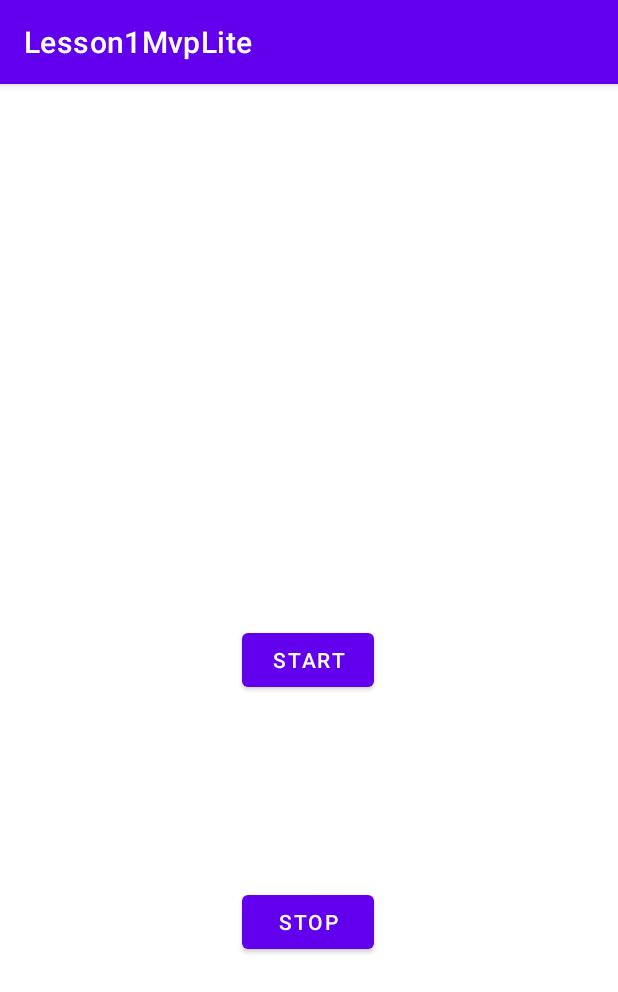
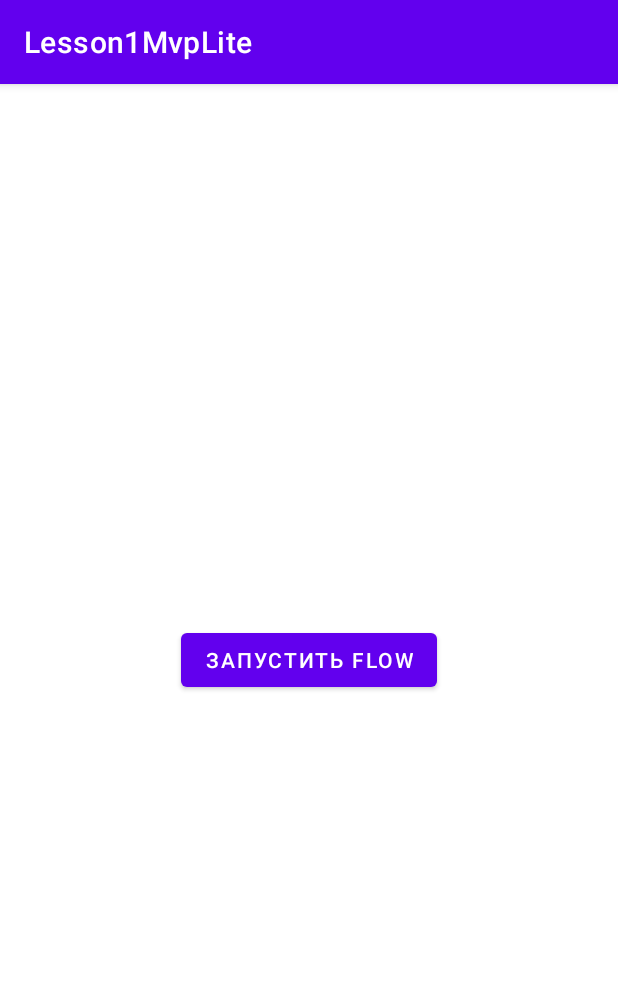
Before and after one commit to EgorVeber/PAADWeb, an Android app: the screen it shows after launch (MainActivity), on a phone screen of 412 x 824 dp. Shown: the top 992 px of the screen. Run offline under Robolectric (Android 15) with nearby library versions, the phone set to English and light mode, and no system bars.

Commit message:
initial commit

```diff
--- a/app/build.gradle
+++ b/app/build.gradle
@@ -51,6 +51,7 @@ dependencies {
     implementation 'org.jetbrains.kotlinx:kotlinx-coroutines-core:1.5.1'
     implementation 'org.jetbrains.kotlinx:kotlinx-coroutines-android:1.5.0'
 
+
     implementation 'androidx.core:core-ktx:1.7.0'
     implementation 'androidx.appcompat:appcompat:1.5.1'
     implementation 'com.google.android.material:material:1.7.0'
--- a/app/src/main/AndroidManifest.xml
+++ b/app/src/main/AndroidManifest.xml
@@ -9,7 +9,6 @@
         android:fullBackupContent="@xml/backup_rules"
         android:icon="@mipmap/ic_launcher"
         android:label="@string/app_name"
-        android:name=".App"
         android:roundIcon="@mipmap/ic_launcher_round"
         android:supportsRtl="true"
         android:theme="@style/Theme.Lesson1MvpLite"
--- a/app/src/main/java/ru/gb/veber/lesson1mvplite/App.kt
+++ /dev/null
@@ -1,18 +0,0 @@
-package ru.gb.veber.lesson1mvplite
-
-import android.app.Application
-import org.koin.android.ext.koin.androidContext
-import org.koin.core.context.startKoin
-import ru.gb.veber.lesson1mvplite.ServiceLocation.RepoModule
-import ru.gb.veber.lesson1mvplite.ServiceLocation.mainModule
-
-class App:Application() {
-
-    override fun onCreate() {
-        super.onCreate()
-        startKoin {
-            androidContext(this@App)
-            modules(mainModule, RepoModule)
-        }
-    }
-}
--- a/app/src/main/java/ru/gb/veber/lesson1mvplite/MainActivity.kt
+++ b/app/src/main/java/ru/gb/veber/lesson1mvplite/MainActivity.kt
@@ -12,76 +12,15 @@ import java.util.concurrent.CopyOnWriteArrayList
 class MainActivity : AppCompatActivity() {
     private lateinit var binding: ActivityMainBinding
 
-
-    private val coroutineExceptionHandler = CoroutineExceptionHandler { _, throwable ->
-        printLog(throwable)
-    }
-    private val coroutineScope =
-        CoroutineScope(Dispatchers.IO + coroutineExceptionHandler + SupervisorJob())
-
-
-    private var job: Job? = null
-
-
     override fun onCreate(savedInstanceState: Bundle?) {
         super.onCreate(savedInstanceState)
         binding = ActivityMainBinding.inflate(layoutInflater)
         setContentView(binding.root)
 
-
-        val someCallbackClass = SomeCallbackClass()
-        val flow = callBackFlow(someCallbackClass)
-
-        job = coroutineScope.launch {
-            flow.collect {
-                printLog(it)
-            }
-        }
-
-        flow.onEach { printLog(it) }.launchIn(coroutineScope)
-
-
-        binding.buttonStart.setOnClickListener {
-            someCallbackClass.invoke()
-        }
-
-        binding.buttonStop.setOnClickListener {
-            //job?.cancel()
-        }
+        getFlow()
     }
 
-    companion object {
-        const val LOG_COROUTINE_TAG = "LOG_COROUTINE_TAG"
-    }
+    private fun getFlow() {
 
-    private fun printLog(message: Any) {
-        Log.d(LOG_COROUTINE_TAG, message.toString())
-    }
-
-    private fun callBackFlow(someCallbackClass: SomeCallbackClass) = callbackFlow {
-        var numder = 1000
-        var listener = SomeCallbackClass.Listener {
-            trySend(++numder)
-        }
-        someCallbackClass.addListener(listener)
-        awaitClose { someCallbackClass.remove(listener) }
     }
 }
-
-class SomeCallbackClass() {
-    fun interface Listener {
-        fun onChange()
-    }
-
-    val listeners = CopyOnWriteArrayList<Listener>()
-
-    fun addListener(listener: Listener) {
-        listeners.add(listener)
-    }
-
-    fun remove(listener: Listener) = listeners.remove(listener)
-
-    fun invoke() {
-        listeners.forEach { it.onChange() }
-    }
-}
--- a/app/src/main/java/ru/gb/veber/lesson1mvplite/ServiceLocation.kt
+++ /dev/null
@@ -1,64 +0,0 @@
-package ru.gb.veber.lesson1mvplite
-
-import org.koin.android.ext.koin.androidContext
-import org.koin.core.component.KoinComponent
-import org.koin.core.component.getScopeId
-import org.koin.core.component.inject
-import org.koin.core.qualifier.named
-import org.koin.dsl.module
-
-object ServiceLocation {
-    val mainModule = module {
-        factory {
-            Repo()
-        }
-        single {
-            Cacheable()
-        }
-        single {
-            InjectClass()
-        }
-    }
-
-    val RepoModule = module {
-
-        single {
-            SomeDep()
-        }
-
-        single {
-            GetContext(androidContext())
-        }
-
-        single<Repository>(named("Single")) {
-            RepoImplRoom()
-        }
-        factory<Repository>(named("Factory")) {
-            RepoImplRetrofit(someDep = get())
-        }
-        single { (data: String) ->
-            SomeDepWithConstructor(data, context = get())
-        }
-    }
-}
-
-class Cacheable {
-    fun printSelf() {
-        println("VVV $this")
-    }
-}
-
-class Repo {
-    fun printSelf() {
-        println("VVV $this")
-    }
-}
-
-
-class InjectClass() : KoinComponent {
-    private val cacheable: Cacheable by inject()
-
-    fun getCacheable() {
-        cacheable.printSelf()
-    }
-}
--- a/app/src/main/res/layout/activity_main.xml
+++ b/app/src/main/res/layout/activity_main.xml
@@ -1,31 +1,18 @@
 <?xml version="1.0" encoding="utf-8"?>
-<androidx.constraintlayout.widget.ConstraintLayout xmlns:android="http://schemas.android.com/apk/res/android"
+<androidx.constraintlayout.widget.ConstraintLayout
+    xmlns:android="http://schemas.android.com/apk/res/android"
     xmlns:app="http://schemas.android.com/apk/res-auto"
     xmlns:tools="http://schemas.android.com/tools"
     android:layout_width="match_parent"
     android:layout_height="match_parent"
     tools:context=".MainActivity">
-
-    <com.google.android.material.button.MaterialButton
-        android:id="@+id/buttonStart"
+    <Button
+        android:id="@+id/button"
         android:layout_width="wrap_content"
-        android:text="start"
         android:layout_height="wrap_content"
+        android:text="Запустить Flow"
         app:layout_constraintBottom_toBottomOf="parent"
-        app:layout_constraintEnd_toEndOf="parent"
-        app:layout_constraintHorizontal_bias="0.498"
-        app:layout_constraintStart_toStartOf="parent"
+        app:layout_constraintLeft_toLeftOf="parent"
+        app:layout_constraintRight_toRightOf="parent"
         app:layout_constraintTop_toTopOf="parent" />
-
-    <com.google.android.material.button.MaterialButton
-        android:id="@+id/buttonStop"
-        android:layout_width="wrap_content"
-        android:text="stop"
-        android:layout_height="wrap_content"
-        app:layout_constraintBottom_toBottomOf="parent"
-        app:layout_constraintEnd_toEndOf="parent"
-        app:layout_constraintHorizontal_bias="0.498"
-        app:layout_constraintStart_toStartOf="parent"
-        app:layout_constraintTop_toTopOf="parent"
-        app:layout_constraintVertical_bias="0.743" />
 </androidx.constraintlayout.widget.ConstraintLayout>
```
Also changed, not shown: app/src/main/java/ru/gb/veber/lesson1mvplite/Lesson3.kt (deleted, +0 -156 lines), app/src/main/java/ru/gb/veber/lesson1mvplite/Repository.kt (deleted, +0 -39 lines).
